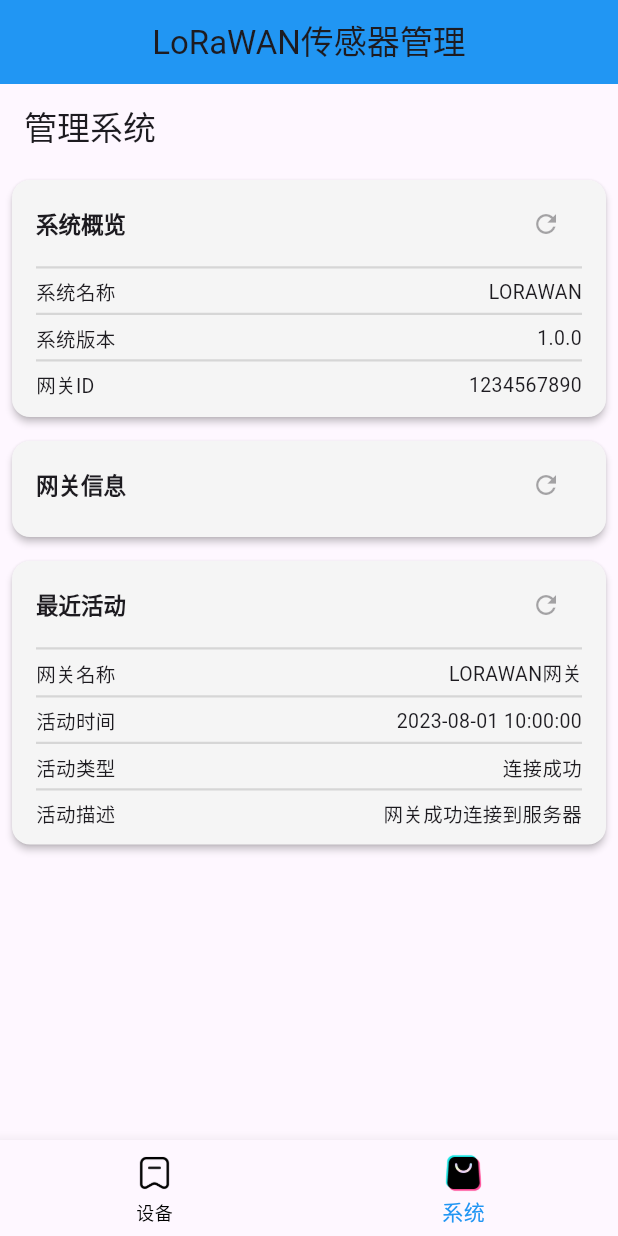
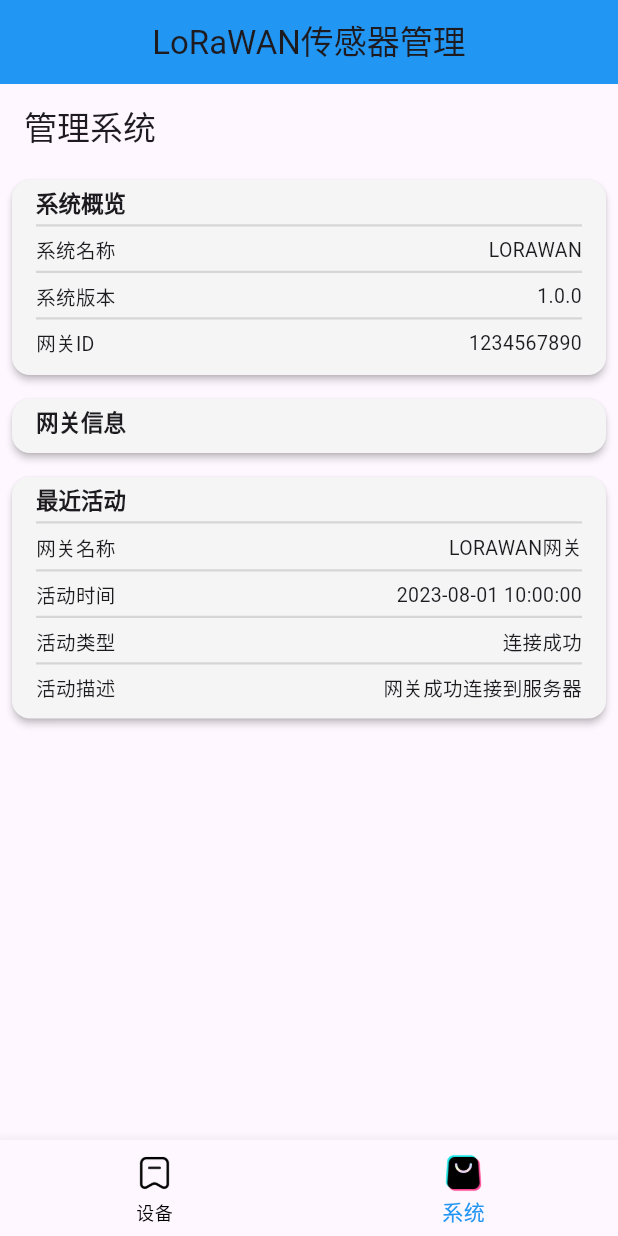
Before and after one commit to Nahida1O27/UI4LoRaWAN, a Flutter app: the screen it shows after launch, item 2 of the bottom bar chosen, on a phone screen of 412 x 824 dp. Run offline on Flutter 3.47's test engine with Material 3 defaults, Android fonts, the phone set to English and light mode, and no system bars.

Commit message:
重构card的实现，减少嵌套层数
Co-authored-by: Copilot <copilot@github.com>

```diff
--- /dev/null
+++ b/lib/components/Card/txt_line.dart
@@ -0,0 +1,62 @@
+import 'package:flutter/material.dart';
+
+//卡片第一行（标题）以及可能的刷新按钮
+class FirstTextLine extends StatelessWidget {
+  final String title;
+  final VoidCallback? onRefresh;
+  const FirstTextLine({super.key, required this.title, this.onRefresh});
+
+  @override
+  Widget build(BuildContext context) {
+    return Row(
+      //卡片标题和刷新按钮之间的间距
+      mainAxisAlignment: MainAxisAlignment.spaceBetween,
+      children: [
+        Text(
+          title,
+          style: Theme.of(context).textTheme.headlineSmall?.copyWith(
+            fontWeight: FontWeight.bold,
+            fontSize: 15,
+          ),
+        ),
+        if (onRefresh != null)
+          IconButton(
+            icon: Icon(Icons.refresh),
+            onPressed: onRefresh,
+            iconSize: 20,
+          ),
+      ],
+    );
+  }
+}
+
+//TextLineCard的第二三四...行文本
+class TextLine extends StatelessWidget {
+  final Map<String, String> data;
+  const TextLine({super.key, required this.data});
+
+  @override
+  Widget build(BuildContext context) {
+    return Column(
+      children: [
+        //行与行之间的分割线
+        Padding(
+          padding: const EdgeInsets.symmetric(vertical: 6),
+          child: const Divider(
+            height: 0,
+            thickness: 1.5,
+            color: Color.fromARGB(255, 214, 214, 214),
+          ),
+        ),
+
+        Row(
+          mainAxisAlignment: MainAxisAlignment.spaceBetween,
+          children: [
+            Text(data.keys.first, style: TextStyle(fontSize: 13)),
+            Text(data.values.first, style: TextStyle(fontSize: 13)),
+          ],
+        ),
+      ],
+    );
+  }
+}
--- a/lib/components/Card/txt_line_card.dart
+++ b/lib/components/Card/txt_line_card.dart
@@ -1,6 +1,7 @@
 //统一风格的卡片组件
 //以便代码复用和继承
 import 'package:flutter/material.dart';
+import 'package:lorawan/components/Card/txt_line.dart';
 
 //准确来说，每张卡片应该拿到一个键值对的列表（List<Map<String,String>>），
 //每个键值对表示卡片的一行内容，键是居左文本，值是居右文本
@@ -44,52 +45,14 @@ class TextLineCard extends StatelessWidget {
           crossAxisAlignment: CrossAxisAlignment.start,
           children: [
             //卡片第一行开始
-            Row(
-              //卡片标题和刷新按钮之间的间距
-              mainAxisAlignment: MainAxisAlignment.spaceBetween,
-              children: [
-                Text(
-                  title,
-                  style: Theme.of(context).textTheme.headlineSmall?.copyWith(
-                    fontWeight: FontWeight.bold,
-                    fontSize: 15,
-                  ),
-                ),
-                //if (onRefresh != null)
-                IconButton(
-                  icon: Icon(Icons.refresh),
-                  onPressed: onRefresh,
-                  iconSize: 20,
-                ),
-              ],
-            ),
+            FirstTextLine(title: title, onRefresh: onRefresh),
             //卡片第一行结束
 
             //卡片的第二三四...行
             if (data != null && data!.isNotEmpty) ...[
               ...data!.asMap().entries.map((entry) {
                 final item = entry.value;
-                return Column(
-                  children: [
-                    //行与行之间的分割线
-                    Padding(
-                      padding: const EdgeInsets.symmetric(vertical: 6),
-                      child: const Divider(
-                        height: 0,
-                        thickness: 1.5,
-                        color: Color.fromARGB(255, 214, 214, 214),
-                      ),
-                    ),
-
-                    Row(
-                      mainAxisAlignment: MainAxisAlignment.spaceBetween,
-                      children: [
-                        Text(item.keys.first, style: TextStyle(fontSize: 13)),
-                        Text(item.values.first, style: TextStyle(fontSize: 13)),
-                      ],
-                    ),
-                  ],
-                );
+                return TextLine(data: item);
               }),
             ],
 
```
